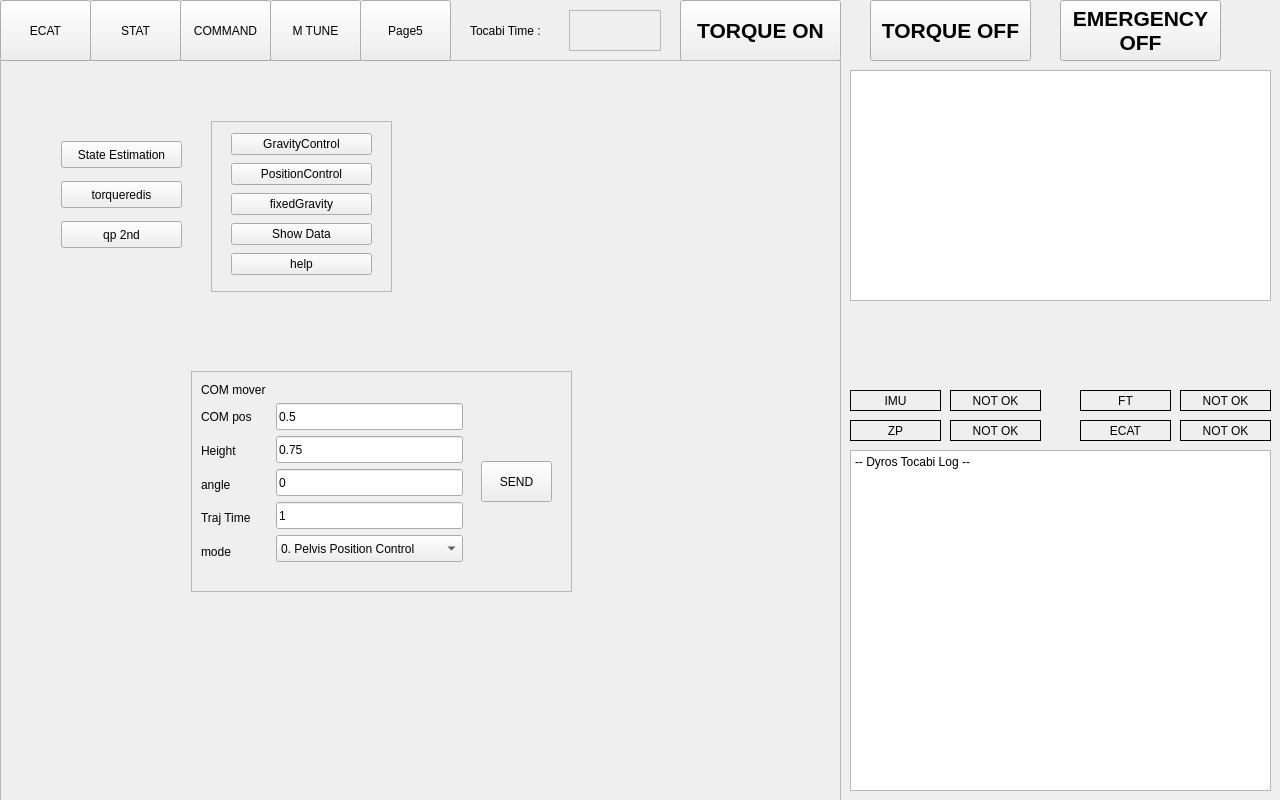
The window that tocabi_gui/src/tocabi_gui.ui (kdh0429/dyros_tocabi) describes before a commit, drawn with Qt 5.
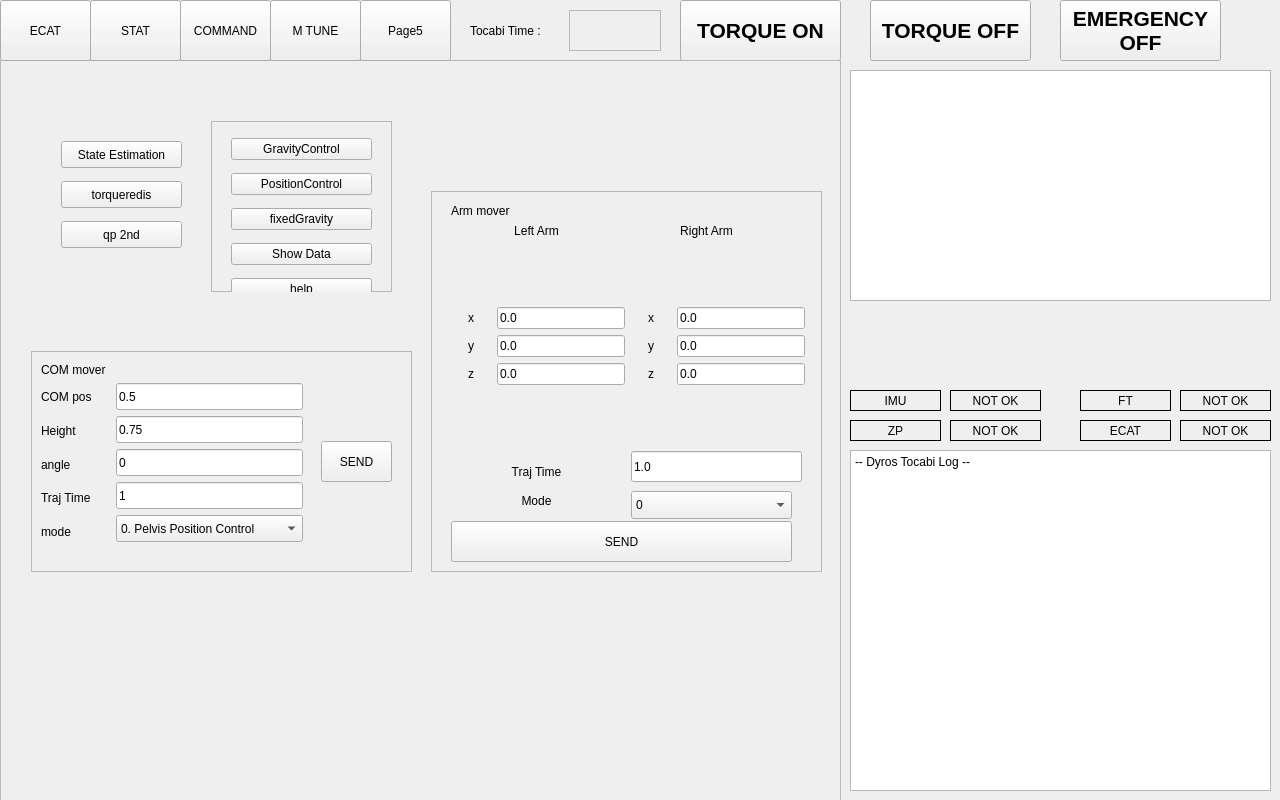
The same window after the commit. The open tabs and pages were chosen to show the change.

The edit to the form file:
```diff
--- a/tocabi_gui/src/tocabi_gui.ui
+++ b/tocabi_gui/src/tocabi_gui.ui
@@ -1570,8 +1570,8 @@
     <widget class="QFrame" name="frame">
      <property name="geometry">
       <rect>
-       <x>190</x>
-       <y>310</y>
+       <x>30</x>
+       <y>290</y>
        <width>381</width>
        <height>221</height>
       </rect>
@@ -1873,7 +1873,7 @@
         <x>20</x>
         <y>10</y>
         <width>141</width>
-        <height>151</height>
+        <height>176</height>
        </rect>
       </property>
       <property name="windowTitle">
@@ -1944,6 +1944,358 @@
       <string>qp 2nd</string>
      </property>
     </widget>
+    <widget class="QFrame" name="frame_13">
+     <property name="geometry">
+      <rect>
+       <x>430</x>
+       <y>130</y>
+       <width>391</width>
+       <height>381</height>
+      </rect>
+     </property>
+     <property name="frameShape">
+      <enum>QFrame::StyledPanel</enum>
+     </property>
+     <property name="frameShadow">
+      <enum>QFrame::Raised</enum>
+     </property>
+     <widget class="QLabel" name="label_43">
+      <property name="geometry">
+       <rect>
+        <x>20</x>
+        <y>10</y>
+        <width>71</width>
+        <height>20</height>
+       </rect>
+      </property>
+      <property name="text">
+       <string>Arm mover</string>
+      </property>
+     </widget>
+     <widget class="QWidget" name="horizontalLayoutWidget_2">
+      <property name="geometry">
+       <rect>
+        <x>20</x>
+        <y>50</y>
+        <width>354</width>
+        <height>211</height>
+       </rect>
+      </property>
+      <layout class="QHBoxLayout" name="horizontalLayout_4">
+       <item>
+        <layout class="QVBoxLayout" name="verticalLayout_6">
+         <item>
+          <layout class="QHBoxLayout" name="horizontalLayout_6">
+           <item>
+            <layout class="QVBoxLayout" name="verticalLayout_18">
+             <item>
+              <widget class="QLabel" name="l_arm_x">
+               <property name="sizePolicy">
+                <sizepolicy hsizetype="Minimum" vsizetype="Preferred">
+                 <horstretch>0</horstretch>
+                 <verstretch>0</verstretch>
+                </sizepolicy>
+               </property>
+               <property name="minimumSize">
+                <size>
+                 <width>40</width>
+                 <height>0</height>
+                </size>
+               </property>
+               <property name="text">
+                <string>x</string>
+               </property>
+               <property name="alignment">
+                <set>Qt::AlignCenter</set>
+               </property>
+              </widget>
+             </item>
+             <item>
+              <widget class="QLabel" name="l_arm_y">
+               <property name="sizePolicy">
+                <sizepolicy hsizetype="Minimum" vsizetype="Preferred">
+                 <horstretch>0</horstretch>
+                 <verstretch>0</verstretch>
+                </sizepolicy>
+               </property>
+               <property name="minimumSize">
+                <size>
+                 <width>40</width>
+                 <height>0</height>
+                </size>
+               </property>
+               <property name="text">
+                <string>y</string>
+               </property>
+               <property name="alignment">
+                <set>Qt::AlignCenter</set>
+               </property>
+              </widget>
+             </item>
+             <item>
+              <widget class="QLabel" name="l_arm_z">
+               <property name="sizePolicy">
+                <sizepolicy hsizetype="Minimum" vsizetype="Preferred">
+                 <horstretch>0</horstretch>
+                 <verstretch>0</verstretch>
+                </sizepolicy>
+               </property>
+               <property name="minimumSize">
+                <size>
+                 <width>40</width>
+                 <height>0</height>
+                </size>
+               </property>
+               <property name="text">
+                <string>z</string>
+               </property>
+               <property name="alignment">
+                <set>Qt::AlignCenter</set>
+               </property>
+              </widget>
+             </item>
+            </layout>
+           </item>
+           <item>
+            <layout class="QVBoxLayout" name="verticalLayout_17">
+             <item>
+              <widget class="QLineEdit" name="text_l_x">
+               <property name="text">
+                <string>0.0</string>
+               </property>
+              </widget>
+             </item>
+             <item>
+              <widget class="QLineEdit" name="text_l_y">
+               <property name="text">
+                <string>0.0</string>
+               </property>
+              </widget>
+             </item>
+             <item>
+              <widget class="QLineEdit" name="text_l_z">
+               <property name="text">
+                <string>0.0</string>
+               </property>
+              </widget>
+             </item>
+            </layout>
+           </item>
+          </layout>
+         </item>
+        </layout>
+       </item>
+       <item>
+        <layout class="QVBoxLayout" name="verticalLayout">
+         <item>
+          <layout class="QHBoxLayout" name="horizontalLayout_7">
+           <item>
+            <layout class="QVBoxLayout" name="verticalLayout_21">
+             <item>
+              <widget class="QLabel" name="r_arm_x">
+               <property name="sizePolicy">
+                <sizepolicy hsizetype="Minimum" vsizetype="Preferred">
+                 <horstretch>0</horstretch>
+                 <verstretch>0</verstretch>
+                </sizepolicy>
+               </property>
+               <property name="minimumSize">
+                <size>
+                 <width>40</width>
+                 <height>0</height>
+                </size>
+               </property>
+               <property name="text">
+                <string>x</string>
+               </property>
+               <property name="alignment">
+                <set>Qt::AlignCenter</set>
+               </property>
+              </widget>
+             </item>
+             <item>
+              <widget class="QLabel" name="r_arm_y">
+               <property name="sizePolicy">
+                <sizepolicy hsizetype="Minimum" vsizetype="Preferred">
+                 <horstretch>0</horstretch>
+                 <verstretch>0</verstretch>
+                </sizepolicy>
+               </property>
+               <property name="minimumSize">
+                <size>
+                 <width>40</width>
+                 <height>0</height>
+                </size>
+               </property>
+               <property name="text">
+                <string>y</string>
+               </property>
+               <property name="alignment">
+                <set>Qt::AlignCenter</set>
+               </property>
+              </widget>
+             </item>
+             <item>
+              <widget class="QLabel" name="r_arm_z">
+               <property name="sizePolicy">
+                <sizepolicy hsizetype="Minimum" vsizetype="Preferred">
+                 <horstretch>0</horstretch>
+                 <verstretch>0</verstretch>
+                </sizepolicy>
+               </property>
+               <property name="minimumSize">
+                <size>
+                 <width>40</width>
+                 <height>0</height>
+                </size>
+               </property>
+               <property name="text">
+                <string>z</string>
+               </property>
+               <property name="alignment">
+                <set>Qt::AlignCenter</set>
+               </property>
+              </widget>
+             </item>
+            </layout>
+           </item>
+           <item>
+            <layout class="QVBoxLayout" name="verticalLayout_19">
+             <item>
+              <widget class="QLineEdit" name="text_r_x">
+               <property name="text">
+                <string>0.0</string>
+               </property>
+              </widget>
+             </item>
+             <item>
+              <widget class="QLineEdit" name="text_r_y">
+               <property name="text">
+                <string>0.0</string>
+               </property>
+              </widget>
+             </item>
+             <item>
+              <widget class="QLineEdit" name="text_r_z">
+               <property name="text">
+                <string>0.0</string>
+               </property>
+              </widget>
+             </item>
+            </layout>
+           </item>
+          </layout>
+         </item>
+        </layout>
+       </item>
+      </layout>
+     </widget>
+     <widget class="QLabel" name="label_56">
+      <property name="geometry">
+       <rect>
+        <x>20</x>
+        <y>30</y>
+        <width>171</width>
+        <height>20</height>
+       </rect>
+      </property>
+      <property name="text">
+       <string>Left Arm</string>
+      </property>
+      <property name="alignment">
+       <set>Qt::AlignCenter</set>
+      </property>
+     </widget>
+     <widget class="QLabel" name="label_82">
+      <property name="geometry">
+       <rect>
+        <x>190</x>
+        <y>30</y>
+        <width>171</width>
+        <height>20</height>
+       </rect>
+      </property>
+      <property name="text">
+       <string>Right Arm</string>
+      </property>
+      <property name="alignment">
+       <set>Qt::AlignCenter</set>
+      </property>
+     </widget>
+     <widget class="QLabel" name="label_57">
+      <property name="geometry">
+       <rect>
+        <x>20</x>
+        <y>270</y>
+        <width>171</width>
+        <height>21</height>
+       </rect>
+      </property>
+      <property name="text">
+       <string>Traj Time</string>
+      </property>
+      <property name="alignment">
+       <set>Qt::AlignCenter</set>
+      </property>
+     </widget>
+     <widget class="QLabel" name="label_84">
+      <property name="geometry">
+       <rect>
+        <x>20</x>
+        <y>300</y>
+        <width>171</width>
+        <height>20</height>
+       </rect>
+      </property>
+      <property name="text">
+       <string>Mode</string>
+      </property>
+      <property name="alignment">
+       <set>Qt::AlignCenter</set>
+      </property>
+     </widget>
+     <widget class="QLineEdit" name="text_traj_time">
+      <property name="geometry">
+       <rect>
+        <x>200</x>
+        <y>260</y>
+        <width>171</width>
+        <height>31</height>
+       </rect>
+      </property>
+      <property name="text">
+       <string>1.0</string>
+      </property>
+     </widget>
+     <widget class="QComboBox" name="comboBox_arm_mode">
+      <property name="geometry">
+       <rect>
+        <x>200</x>
+        <y>300</y>
+        <width>161</width>
+        <height>28</height>
+       </rect>
+      </property>
+      <item>
+       <property name="text">
+        <string>0</string>
+       </property>
+      </item>
+     </widget>
+     <widget class="QPushButton" name="arm_send_button">
+      <property name="geometry">
+       <rect>
+        <x>20</x>
+        <y>330</y>
+        <width>341</width>
+        <height>41</height>
+       </rect>
+      </property>
+      <property name="text">
+       <string>SEND</string>
+      </property>
+     </widget>
+    </widget>
    </widget>
    <widget class="QWidget" name="page">
     <widget class="QLabel" name="label_39">
```
Left out of the diff: 2 changed lines with no effect on the pictures.
